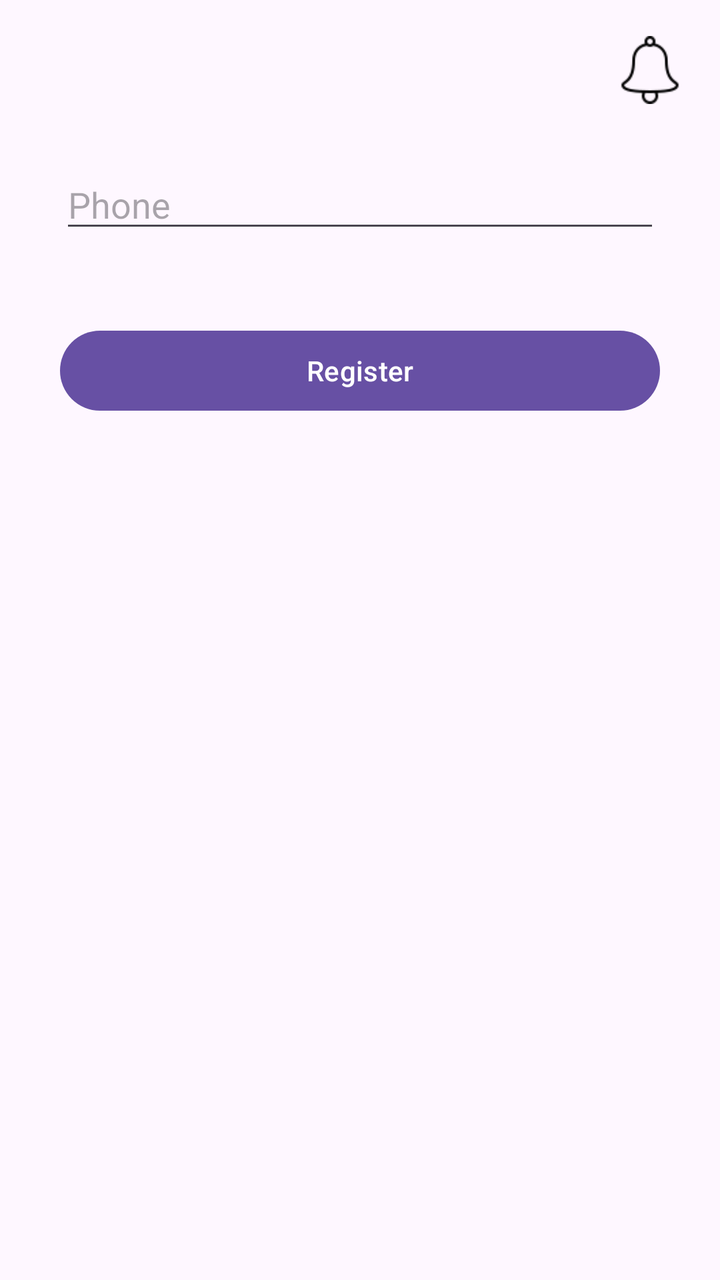
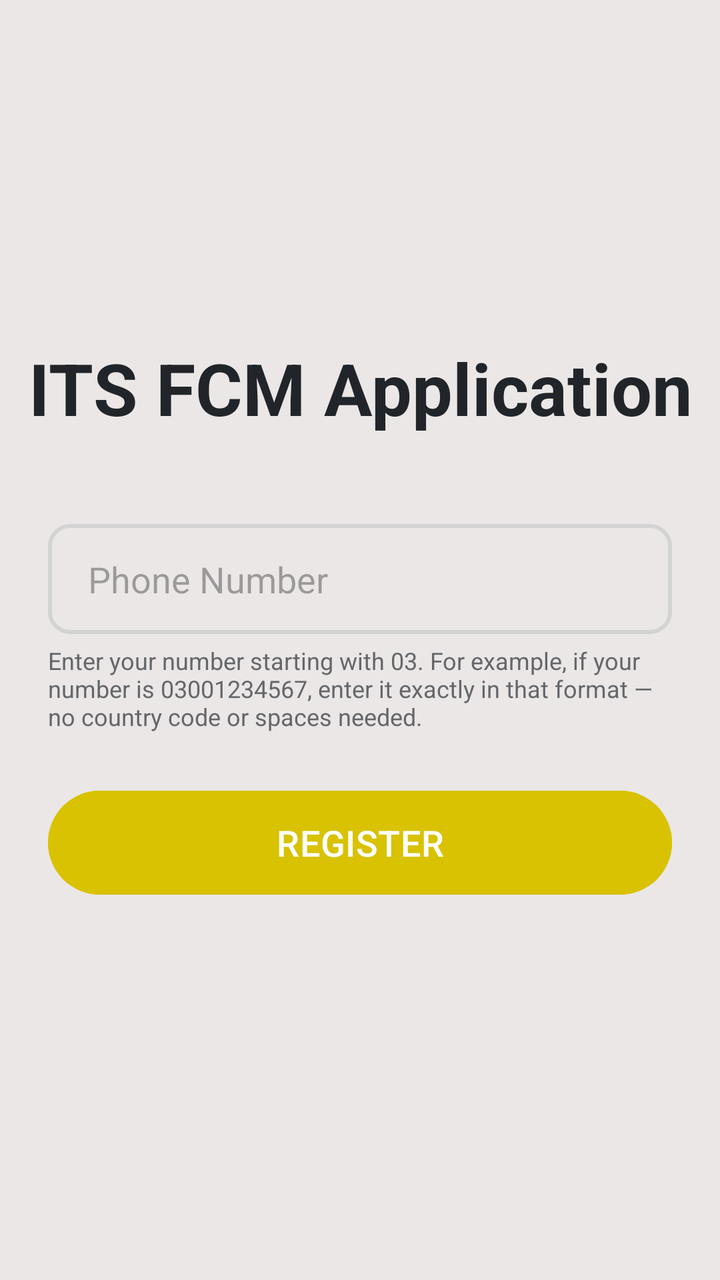

Screens rendered from an Android XML layout before and after an edit, with the pre-edit source and the edit as a unified diff.
<!-- AndroidManifest.xml: application theme Theme.SDKParentApp -->
<!-- res/layout/activity_main.xml -->
<?xml version="1.0" encoding="utf-8"?>
<LinearLayout xmlns:android="http://schemas.android.com/apk/res/android"
    xmlns:app="http://schemas.android.com/apk/res-auto"
    xmlns:tools="http://schemas.android.com/tools"
    android:id="@+id/main"
    android:layout_width="match_parent"
    android:layout_height="match_parent"
    android:orientation="vertical"
    android:padding="10dp"
    tools:context=".MainActivity">

    <include layout="@layout/notification_icon_with_badge" />



    <EditText
        android:layout_margin="20dp"
        android:layout_marginTop="50dp"
        android:layout_width="match_parent"
        android:layout_height="wrap_content"
        android:id="@+id/edtPhone"
        android:hint="Phone"
        />

    <Button
        android:layout_width="match_parent"
        android:layout_height="wrap_content"
        android:text="Register"
        android:id="@+id/btnRegister"
        android:layout_margin="20dp"

        />

</LinearLayout>
<!-- res/layout/notification_icon_with_badge.xml (included above) -->
<RelativeLayout xmlns:android="http://schemas.android.com/apk/res/android"
    android:id="@+id/notification_container"
    android:layout_width="wrap_content"
    android:orientation="horizontal"
    android:layout_gravity="end"
    android:tag="include"
    android:layout_height="wrap_content">

    
    <ImageView
        android:id="@+id/notification_icon"
        android:layout_width="50dp"
        android:layout_height="50dp"
        android:src="@drawable/notify"
    android:contentDescription="Notifications"
    android:padding="8dp"
    android:layout_gravity="center" />

    
    <TextView
        android:id="@+id/badge_count"
        android:layout_width="20dp"
        android:layout_height="20dp"
        android:layout_gravity="end|top"
        android:background="@drawable/badge_background"
        android:text="0"
        android:textColor="@android:color/white"
        android:gravity="center"
        android:visibility="gone"
        android:textSize="12sp" />
</RelativeLayout>
<!-- resources referenced by this layout -->
<resources>
  <!-- drawable badge_background (drawable) -->
  <shape xmlns:android="http://schemas.android.com/apk/res/android"
      android:shape="oval">
      <solid android:color="@android:color/holo_red_dark" />
  </shape>
  <!-- drawable notify: png bitmap (drawable, 968 bytes) -->
  <style name="Theme.SDKParentApp" parent="Base.Theme.SDKParentApp" />
  <style name="Base.Theme.SDKParentApp" parent="Theme.Material3.Light.NoActionBar">
          
          
      </style>
</resources>

<!-- the commit's change to res/layout/activity_main.xml (unified diff, before → after) -->
@@ -1,66 +1,85 @@
 <?xml version="1.0" encoding="utf-8"?>
-<LinearLayout xmlns:android="http://schemas.android.com/apk/res/android"
-    xmlns:app="http://schemas.android.com/apk/res-auto"
-    xmlns:tools="http://schemas.android.com/tools"
+<LinearLayout
     android:id="@+id/main"
     android:layout_width="match_parent"
     android:layout_height="match_parent"
     android:orientation="vertical"
-    android:padding="10dp"
+    android:gravity="center"
+    android:background="@color/bgColor"
+    xmlns:android="http://schemas.android.com/apk/res/android"
+    xmlns:app="http://schemas.android.com/apk/res-auto"
+    xmlns:tools="http://schemas.android.com/tools"
     tools:context=".MainActivity">
-
-    <include layout="@layout/notification_icon_with_badge" />
 
 
 
-    <EditText
-        android:layout_margin="20dp"
-        android:layout_marginTop="50dp"
+
+    <TextView
         android:layout_width="match_parent"
         android:layout_height="wrap_content"
+        android:text="ITS FCM Application"
+        android:textSize="36sp"
+        android:textAlignment="center"
+        android:id="@+id/titleText"
+        android:textStyle="bold"
+        android:layout_marginTop="5dp"
+        android:textColor="@color/textColor"/>
+        <LinearLayout
+            android:layout_width="match_parent"
+            android:layout_height="wrap_content"
+            android:orientation="vertical"
+            android:layout_gravity="center_horizontal"
+            android:padding="24dp">
+    <EditText
         android:id="@+id/edtPhone"
-        android:hint="Phone"
+        android:layout_width="match_parent"
+        android:layout_height="55dp"
+        android:background="@drawable/custom_edittext"
+        android:drawablePadding="8dp"
+        android:hint="Phone Number"
+        android:paddingLeft="20dp"
+        android:textColor="@color/black"
+        android:textColorHighlight="@color/cardview_dark_background"
+        android:layout_marginTop="20dp"
         />
+            <TextView
+                android:layout_width="match_parent"
+                android:layout_height="wrap_content"
+                android:text="Enter your number starting with 03. For example, if your number is 03001234567, enter it exactly in that format — no country code or spaces needed."
+                android:id="@+id/fieldDetails"
+                android:textSize="12sp"
+                android:layout_marginTop="5dp"
+                android:textColor="@color/lightText"/>
 
-    <Button
-        android:layout_width="match_parent"
-        android:layout_height="wrap_content"
-        android:text="Register"
-        android:id="@+id/btnRegister"
-        android:layout_margin="20dp"
+            <FrameLayout
+                android:layout_width="match_parent"
+                android:layout_height="60dp"
+                android:layout_marginTop="25dp">
 
-        />
+                
+                <Button
+                    android:id="@+id/btnRegister"
+                    android:layout_width="match_parent"
+                    android:layout_height="match_parent"
+                    android:text="REGISTER"
+                    android:textSize="18sp"
+                    android:backgroundTint="@color/yellow"
+                    android:enabled="true"
+                    android:textColor="@android:color/white"
+                    android:gravity="center"
+                    />
 
+                
+                <ProgressBar
+                    android:id="@+id/progressInsideButton"
+                    style="?android:attr/progressBarStyleSmall"
+                    android:layout_width="24dp"
+                    android:layout_height="24dp"
+                    android:layout_gravity="center"
+                    android:background="@color/yellow"
+                    android:visibility="gone" />
+            </FrameLayout>
+
+
+        </LinearLayout>
 </LinearLayout>
-<!-- res/layout/notification_icon_with_badge.xml (included above) -->
-<RelativeLayout xmlns:android="http://schemas.android.com/apk/res/android"
-    android:id="@+id/notification_container"
-    android:layout_width="wrap_content"
-    android:orientation="horizontal"
-    android:layout_gravity="end"
-    android:tag="include"
-    android:layout_height="wrap_content">
-
-    
-    <ImageView
-        android:id="@+id/notification_icon"
-        android:layout_width="50dp"
-        android:layout_height="50dp"
-        android:src="@drawable/notify"
-    android:contentDescription="Notifications"
-    android:padding="8dp"
-    android:layout_gravity="center" />
-
-    
-    <TextView
-        android:id="@+id/badge_count"
-        android:layout_width="20dp"
-        android:layout_height="20dp"
-        android:layout_gravity="end|top"
-        android:background="@drawable/badge_background"
-        android:text="0"
-        android:textColor="@android:color/white"
-        android:gravity="center"
-        android:visibility="gone"
-        android:textSize="12sp" />
-</RelativeLayout>
<!-- resource entries referenced after the edit -->
@@ -1,12 +1,23 @@
 <!-- resources referenced by this layout -->
 <resources>
-  <!-- drawable badge_background (drawable) -->
+  <color name="bgColor">#ebe7e6</color>
+  <color name="black">#FF000000</color>
+  <color name="lightText">#64676b</color>
+  <color name="textColor">#212529</color>
+  <color name="yellow">#d8c202</color>
+  <!-- drawable custom_edittext (drawable) -->
+  <?xml version="1.0" encoding="utf-8"?>
   <shape xmlns:android="http://schemas.android.com/apk/res/android"
-      android:shape="oval">
-      <solid android:color="@android:color/holo_red_dark" />
+      android:shape="rectangle">
+  
+      <stroke
+          android:width="2dp"
+          android:color="@color/borderColor"/>
+      <corners
+          android:radius="10dp"/>
   </shape>
-  <!-- drawable notify: png bitmap (drawable, 968 bytes) -->
   <style name="Theme.SDKParentApp" parent="Base.Theme.SDKParentApp" />
+  <color name="borderColor">#d3d3d3</color>
   <style name="Base.Theme.SDKParentApp" parent="Theme.Material3.Light.NoActionBar">
           
           
